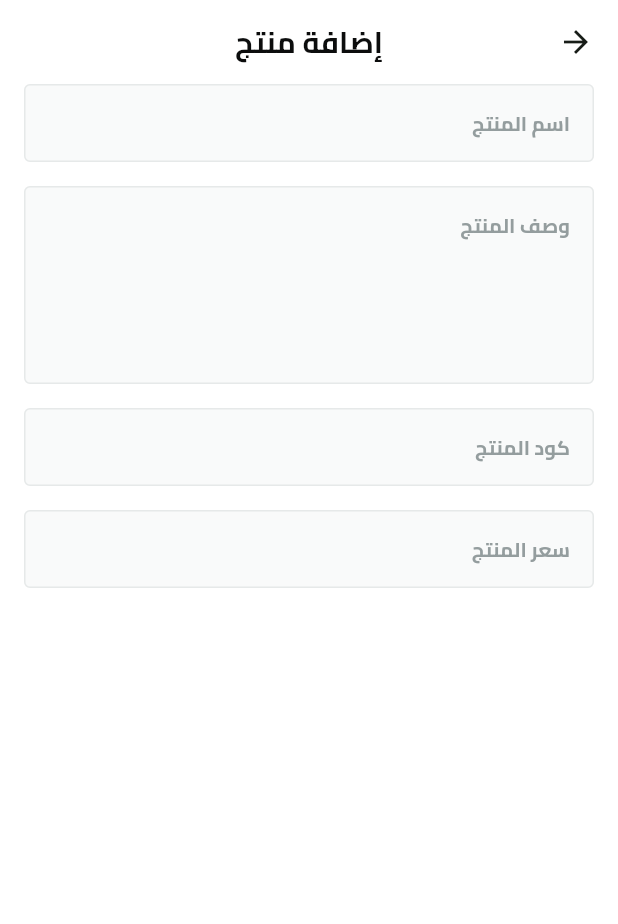
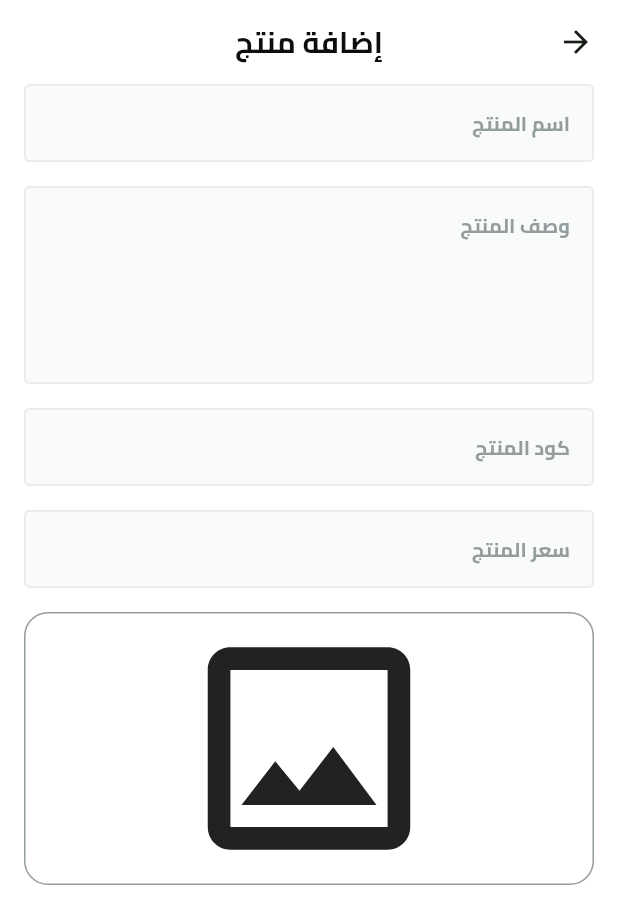
Before and after one commit to Kerofarah21/fruits_hub_dashboard, a Flutter app: the AddProductView screen opened by its route, on a phone screen of 412 x 824 dp. Shown: the top 924 px of the screen. Run offline on Flutter 3.47's test engine with Material 3 defaults, Android fonts, the phone set to English and light mode, and no system bars; drawn by our look-alikes of skeletonizer; our stand-ins replace firebase_core, image_picker; accounts and stored records are empty; generated files the repository leaves out were written again.

Commit message:
create image field

```diff
--- a/lib/features/add_product/presentation/views/widgets/add_product_view_body.dart
+++ b/lib/features/add_product/presentation/views/widgets/add_product_view_body.dart
@@ -3,6 +3,7 @@ import 'package:flutter/services.dart';
 
 import '../../../../../core/widgets/custom_text_form_field.dart';
 import '../../../../../generated/l10n.dart';
+import 'image_field.dart';
 
 class AddProductViewBody extends StatefulWidget {
   const AddProductViewBody({super.key});
@@ -58,6 +59,9 @@ class _AddProductViewBodyState extends State<AddProductViewBody> {
                 controller: productPriceController,
                 textInputAction: TextInputAction.done,
               ),
+              ImageField(
+                onFileChanged: (image) {},
+              ),
             ],
           ),
         ),
--- /dev/null
+++ b/lib/features/add_product/presentation/views/widgets/image_field.dart
@@ -0,0 +1,86 @@
+import 'dart:io';
+
+import 'package:flutter/material.dart';
+import 'package:image_picker/image_picker.dart';
+import 'package:skeletonizer/skeletonizer.dart';
+
+import '../../../../../core/utils/app_colors.dart';
+
+class ImageField extends StatefulWidget {
+  const ImageField({
+    super.key,
+    required this.onFileChanged,
+  });
+
+  final ValueChanged<File?> onFileChanged;
+
+  @override
+  State<ImageField> createState() => _ImageFieldState();
+}
+
+class _ImageFieldState extends State<ImageField> {
+  bool isLoading = false;
+  File? fileImage;
+
+  @override
+  Widget build(BuildContext context) {
+    return Skeletonizer(
+      enabled: isLoading,
+      child: GestureDetector(
+        onTap: () async {
+          setState(() {
+            isLoading = true;
+          });
+          try {
+            final ImagePicker picker = ImagePicker();
+            final XFile? image =
+                await picker.pickImage(source: ImageSource.gallery);
+            fileImage = File(image!.path);
+            widget.onFileChanged(fileImage!);
+          } on Exception catch (_) {
+            setState(() {
+              isLoading = false;
+            });
+          }
+          setState(() {
+            isLoading = false;
+          });
+        },
+        child: Stack(
+          children: [
+            Container(
+              width: double.infinity,
+              decoration: BoxDecoration(
+                border: Border.all(color: AppColors.grayScale400),
+                borderRadius: BorderRadius.circular(16),
+              ),
+              child: fileImage == null
+                  ? const Icon(
+                      Icons.image_outlined,
+                      size: 180,
+                    )
+                  : ClipRRect(
+                      borderRadius: BorderRadius.circular(16),
+                      child: Image.file(
+                        fileImage!,
+                      ),
+                    ),
+            ),
+            Visibility(
+              visible: fileImage != null,
+              child: IconButton(
+                onPressed: () {
+                  setState(() {
+                    fileImage = null;
+                    widget.onFileChanged(fileImage);
+                  });
+                },
+                icon: const Icon(Icons.delete),
+              ),
+            )
+          ],
+        ),
+      ),
+    );
+  }
+}
--- a/pubspec.yaml
+++ b/pubspec.yaml
@@ -35,7 +35,9 @@ dependencies:
   flutter_localizations:
     sdk: flutter
   flutter_native_splash: ^2.4.4
+  image_picker: ^1.1.2
   intl: ^0.19.0
+  skeletonizer: ^1.4.3
 
 dev_dependencies:
   flutter_launcher_icons: ^0.14.2
```
Also changed, not shown: pubspec.lock, 6 other files.
